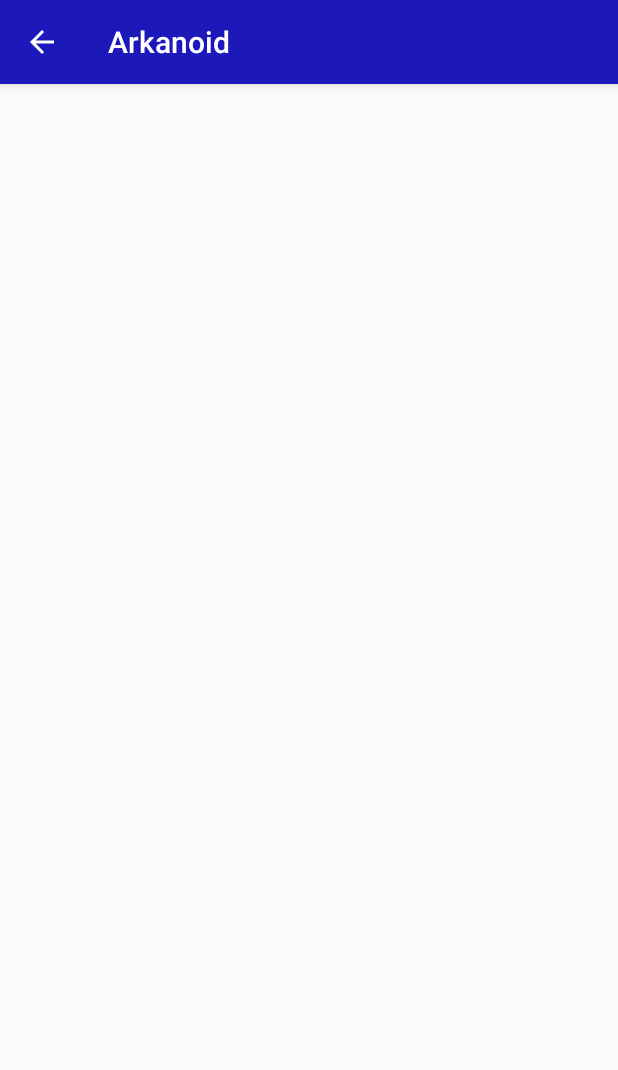
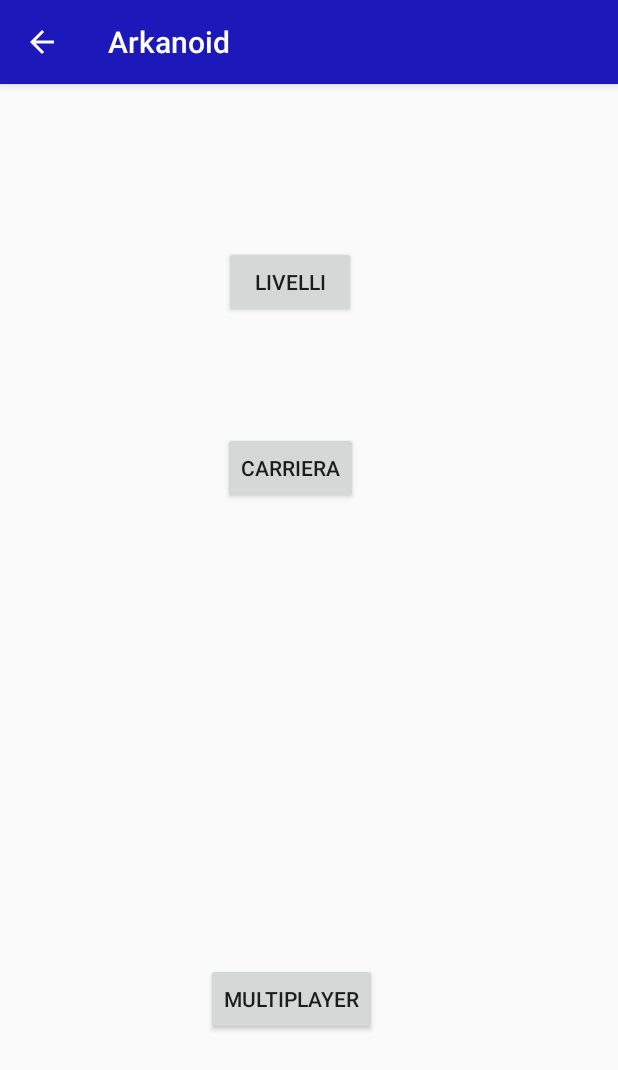
Before and after one commit to lev1492/ArkaNull, an Android app: the Gioca screen opened directly, with no data from a screen before it, on a phone screen of 412 x 824 dp. Shown: the top 1070 px of the screen. Run offline under Robolectric (Android 15) with nearby library versions, the phone set to English and light mode, and no system bars.

Commit message:
Inserimento delle nuove schermate

```diff
--- a/app/src/main/java/com/example/android/arkanull/Menu.java
+++ b/app/src/main/java/com/example/android/arkanull/Menu.java
@@ -1,13 +1,9 @@
 package com.example.android.arkanull;
 
 import android.content.Intent;
-import android.content.pm.ActivityInfo;
-import android.content.res.Configuration;
 import android.support.v7.app.AppCompatActivity;
 import android.os.Bundle;
 import android.view.View;
-import android.widget.Toast;
-
 import com.example.android.arkanull.ui.login.LoginActivity;
 
 public class Menu extends AppCompatActivity {
@@ -16,8 +12,6 @@ public class Menu extends AppCompatActivity {
     protected void onCreate(Bundle savedInstanceState) {
         super.onCreate(savedInstanceState);
         setContentView(R.layout.activity_menu);
-
-
     }
 
     public void openAccount(View view){
--- a/app/src/main/res/layout/activity_gioca.xml
+++ b/app/src/main/res/layout/activity_gioca.xml
@@ -4,7 +4,45 @@
     xmlns:tools="http://schemas.android.com/tools"
     android:layout_width="match_parent"
     android:layout_height="match_parent"
+    android:onClick="openMultiPlayer"
     tools:context=".Gioca">
 
 
+    <Button
+        android:id="@+id/livelli"
+        android:layout_width="wrap_content"
+        android:layout_height="wrap_content"
+        android:layout_marginTop="108dp"
+        android:onClick="openLivelli"
+        android:text="Livelli"
+        app:layout_constraintEnd_toEndOf="parent"
+        app:layout_constraintHorizontal_bias="0.461"
+        app:layout_constraintStart_toStartOf="parent"
+        app:layout_constraintTop_toTopOf="parent" />
+
+    <Button
+        android:id="@+id/carriera"
+        android:layout_width="wrap_content"
+        android:layout_height="wrap_content"
+        android:layout_marginTop="76dp"
+        android:onClick="openCarriera"
+        android:text="Carriera"
+        app:layout_constraintEnd_toEndOf="parent"
+        app:layout_constraintHorizontal_bias="0.461"
+        app:layout_constraintStart_toStartOf="parent"
+        app:layout_constraintTop_toBottomOf="@+id/livelli" />
+
+    <Button
+        android:id="@+id/multiPlayer"
+        android:layout_width="wrap_content"
+        android:layout_height="wrap_content"
+        android:layout_marginTop="88dp"
+        android:text="Multiplayer"
+        app:layout_constraintBottom_toBottomOf="parent"
+        app:layout_constraintEnd_toEndOf="parent"
+        app:layout_constraintHorizontal_bias="0.461"
+        app:layout_constraintStart_toStartOf="parent"
+        app:layout_constraintTop_toBottomOf="@+id/carriera"
+        app:layout_constraintVertical_bias="0.619" />
+
 </android.support.constraint.ConstraintLayout>
```
Also changed, not shown: app/src/main/AndroidManifest.xml (+23 -11 lines), app/src/main/java/com/example/android/arkanull/Carriera.java (added, +13 -0 lines), app/src/main/java/com/example/android/arkanull/Classifica.java (+9 -0 lines), app/src/main/java/com/example/android/arkanull/Gioca.java (+19 -0 lines), app/src/main/java/com/example/android/arkanull/Livelli.java (added, +13 -0 lines), app/src/main/java/com/example/android/arkanull/Multiplayer.java (added, +13 -0 lines), app/src/main/java/com/example/android/arkanull/Punteggi.java (added, +13 -0 lines), app/src/main/res/layout/activity_carriera.xml (added, +9 -0 lines), app/src/main/res/layout/activity_classifica.xml (+11 -0 lines), app/src/main/res/layout/activity_livelli.xml (added, +9 -0 lines), app/src/main/res/layout/activity_multiplayer.xml (added, +9 -0 lines), app/src/main/res/layout/activity_punteggi.xml (added, +9 -0 lines).
